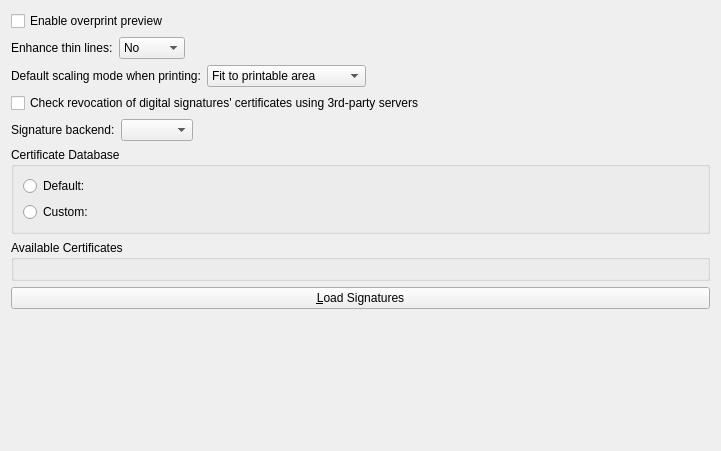
This is generators/poppler/conf/pdfsettingswidget.ui in KDE/okular as Qt 5 draws it before an edit. The edited form follows.
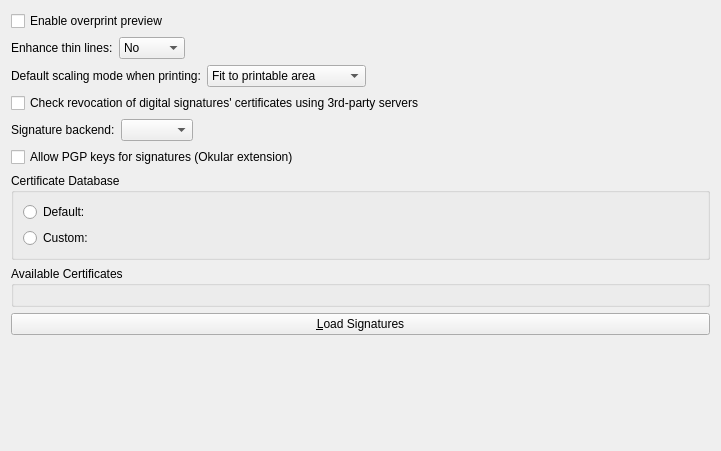
This is the edited form. Custom widgets are drawn as their Qt base class.

Commit message:
Pgp signatures in pdf files
Add a setting to ask poppler to enable pgp signatures in pdf files
 - also put in a notice-messagebox when enabling it saying it only works
   between certain okular's

Create filtering in signature list to only show pgp signatures, and mark
pgp keys in certificate list

What changed in the file:
```diff
--- a/generators/poppler/conf/pdfsettingswidget.ui
+++ b/generators/poppler/conf/pdfsettingswidget.ui
@@ -158,6 +158,16 @@
      </layout>
     </widget>
    </item>
+   <item>
+    <widget class="QCheckBox" name="kcfg_EnablePgp">
+     <property name="toolTip">
+      <string comment="@info:tooltip">These signatures can only be validated byOkular users</string>
+     </property>
+     <property name="text">
+      <string comment="@option:check">Allow PGP keys for signatures (Okular extension)</string>
+     </property>
+    </widget>
+   </item>
    <item>
     <widget class="QGroupBox" name="certDBGroupBox">
      <property name="title">
```
The commit also changes 10 other files.
